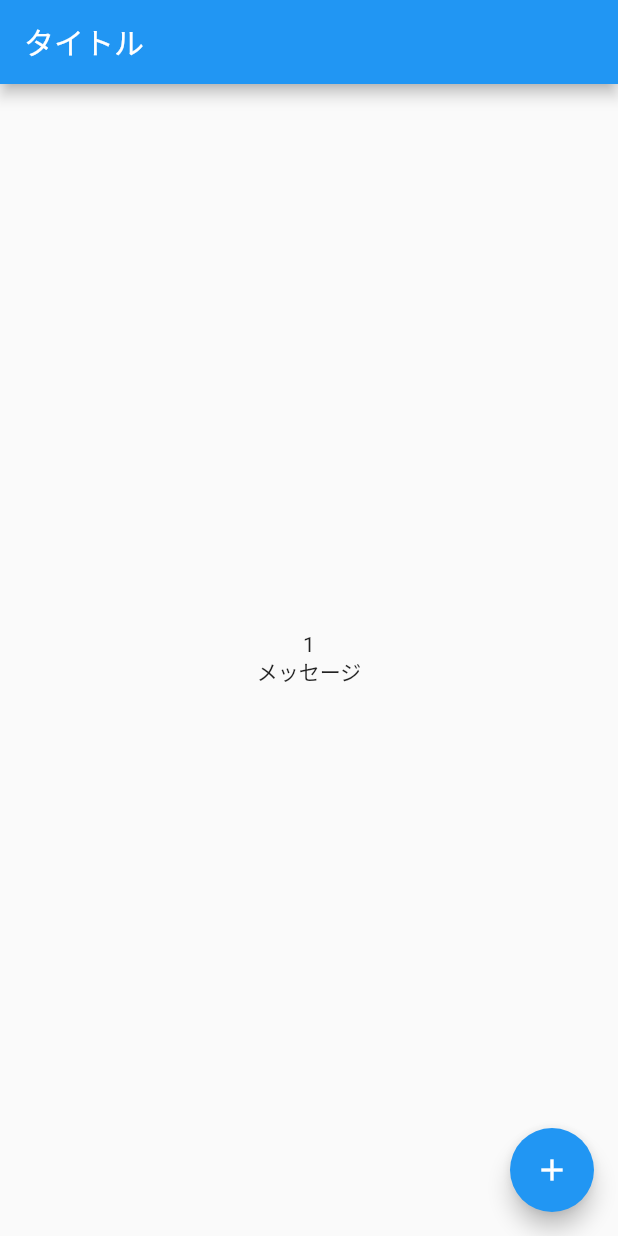
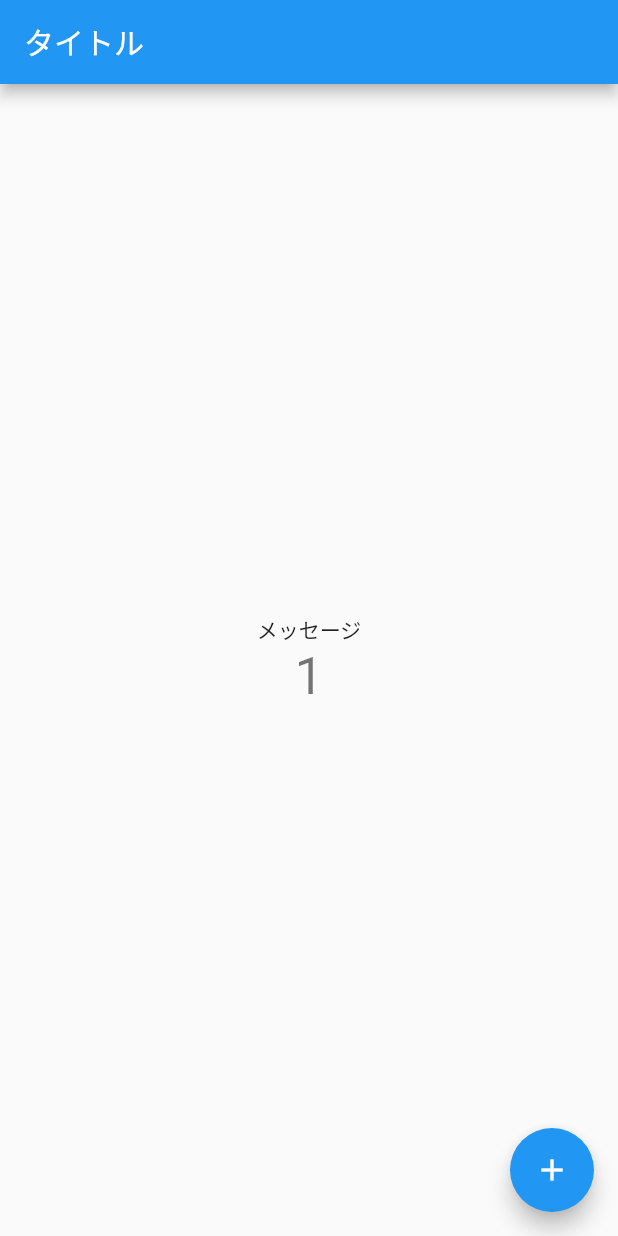
Before and after one commit to ken-ty/flutter_samples, a Flutter app: the screen it shows after launch, after a tap on the "add" icon, on a phone screen of 412 x 824 dp. Run offline on Flutter 3.47's test engine with Material 2 defaults, Android fonts, the phone set to English and light mode, and no system bars; our stand-ins replace flutter_riverpod.

Commit message:
refactor: HomePage画面整理

```diff
--- a/riverpod_sample/lib/view/home_page.dart
+++ b/riverpod_sample/lib/view/home_page.dart
@@ -17,16 +17,19 @@ class HomePage extends ConsumerWidget {
           mainAxisAlignment: MainAxisAlignment.center,
           children: <Widget>[
             Text(
-              "${ref.watch(countProvider)}", // 変数(StateProvider)
+              ref.read(messageProvider), // 定数(Provider)
             ),
-            Text(ref.read(messageProvider)),
+            Text(
+              ref.watch(countProvider).toString(), // 変数(StateProvider)
+              style: Theme.of(context).textTheme.headline4,
+            ),
           ],
         ),
       ),
       floatingActionButton: FloatingActionButton(
         child: const Icon(Icons.add),
         onPressed: () {
-          int now = ref.read(countProvider);
+          // ボタンタップで countProvider で管理するカウント値を更新
           ref.read(countProvider.notifier).update((state) => state + 1);
         },
       ),
```
